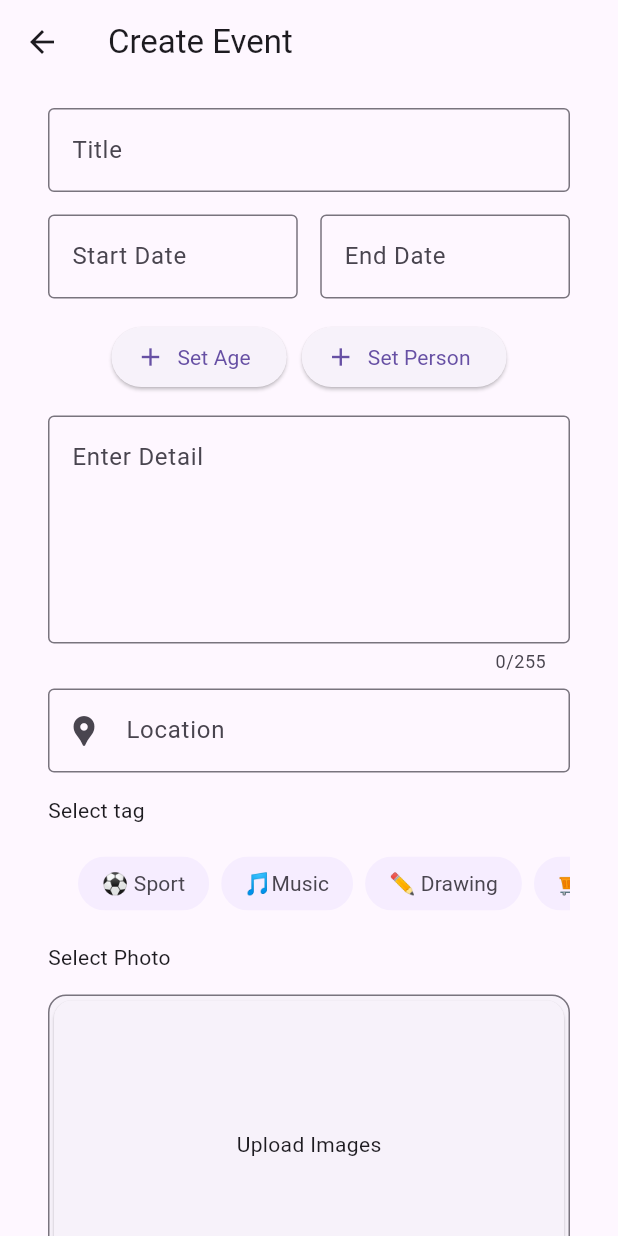
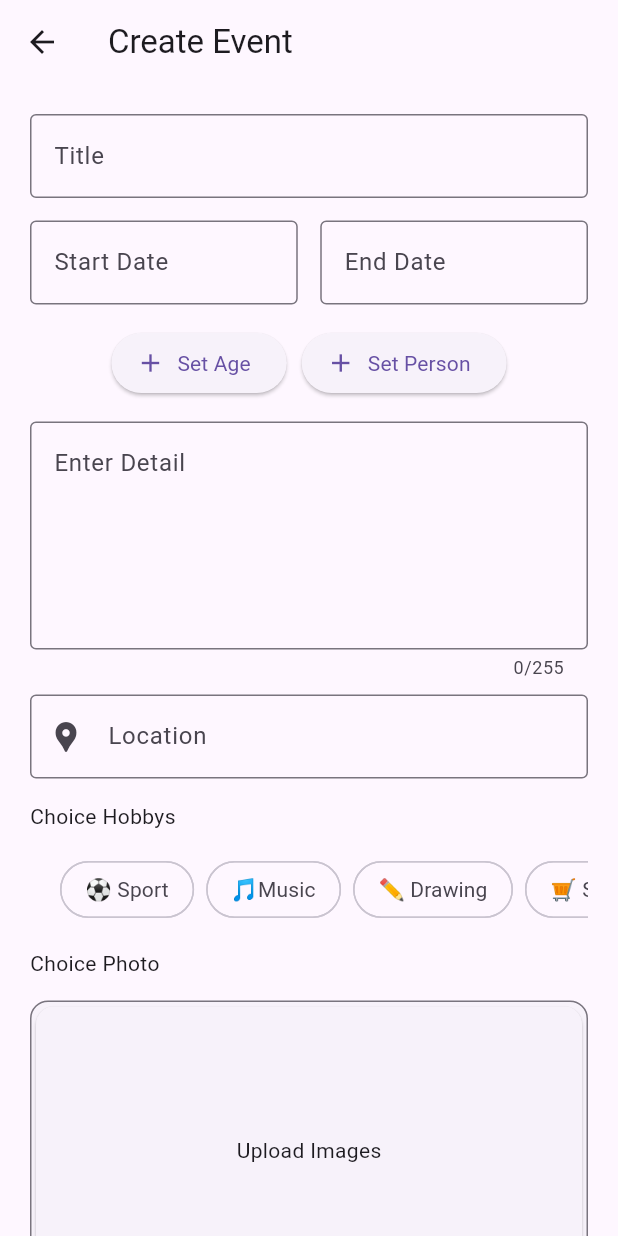
Before and after one commit to Nattapat-is-my-name/TungTee, a Flutter app: the Createevent screen opened directly, on a phone screen of 412 x 824 dp. Run offline on Flutter 3.47's test engine with Material 2 defaults, Android fonts, the phone set to English and light mode, and no system bars; our stand-ins replace cloud_firestore, firebase_auth, firebase_core, flutter_local_notifications, google_sign_in, image_picker; accounts and stored records are empty; network calls fail.

Commit message:
mearge shiti

```diff
--- a/lib/Constants/event_interests.dart
+++ /dev/null
@@ -1,16 +0,0 @@
-const List<String> interests = [
-  '⚽️ Sport',
-  '🎵Music',
-  '✏️ Drawing',
-  '🛒 Shopping',
-  '🎯 Board games',
-  '🍲 Cooking',
-  '📚 Reading',
-  '🎤 Singing',
-  '🌱 Gardening',
-  '🍿 Movies',
-  '🎮 Video games',
-  '✈️ Traveling',
-  '🎣 Fishing',
-  '📸 Photography',
-];
--- a/lib/Pages/auth_control.dart
+++ b/lib/Pages/auth_control.dart
@@ -1,6 +1,9 @@
 import 'package:firebase_auth/firebase_auth.dart';
 import 'package:flutter/material.dart';
+import 'package:tungtee/Pages/home.dart';
+import 'package:tungtee/Pages/homepage.dart';
 import 'package:tungtee/Pages/login.dart';
+import 'package:tungtee/Pages/register.dart';
 import 'package:tungtee/Pages/register_information.dart';
 import 'package:tungtee/Services/user_provider.dart';
 
--- a/lib/Pages/create_event.dart
+++ b/lib/Pages/create_event.dart
@@ -1,3 +1,4 @@
+import 'dart:convert';
 import 'dart:io';
 
 import 'package:firebase_auth/firebase_auth.dart';
@@ -6,14 +7,11 @@ import 'package:flutter/services.dart';
 import 'package:image_picker/image_picker.dart';
 
 import 'package:intl/intl.dart';
-import 'package:tungtee/Constants/event_interests.dart';
 import 'package:tungtee/Models/event_model.dart';
-import 'package:tungtee/Pages/homepage.dart';
-import 'package:tungtee/Widgets/dynamicchip.dart';
-import 'package:tungtee/navigation/bottom_navbar.dart';
 import 'package:tungtee/services/event_provider.dart';
-import 'package:tungtee/services/user_provider.dart';
 import 'package:uuid/uuid.dart';
+import '../widgets/cardevent.dart';
+import '../widgets/dynamicchip.dart';
 // import '../widgets/pick.dart';
 
 class Createevent extends StatefulWidget {
@@ -31,8 +29,19 @@ class _CreateeventState extends State<Createevent> {
   TextEditingController ageM = TextEditingController();
   TextEditingController ageN = TextEditingController();
   TextEditingController title = TextEditingController();
-
-  String selectedTag = "";
+  EventModel event = EventModel(
+      eventId: Uuid().v4(),
+      ownerId: Uuid().v4(),
+      eventTitle: "eventTitle",
+      eventDescription: "eventDescription",
+      maximumPeople: 5,
+      tags: ['1', '2'],
+      ageRestriction: AgeRestrictionModel(minimumAge: 18, maximumAge: 25),
+      dateCreated: DateTime.now(),
+      dateOfEvent: DateOfEventModel(end: DateTime.now(), start: DateTime.now()),
+      location: LocationModel(latitude: 23.212323, longitude: 12.334442),
+      images: [],
+      joinedUsers: []);
 
   File? image;
   Future pickImage() async {
@@ -48,7 +57,7 @@ class _CreateeventState extends State<Createevent> {
 
   @override
   void initState() {
-    dateStart.text = '';
+    dateStart.text = "";
     detail.text = '';
     location.text = '';
     dateEnd.text = '';
@@ -72,23 +81,19 @@ class _CreateeventState extends State<Createevent> {
   bool showWidget = false;
   bool showWidget1 = false;
 
-  final _createEventFormKey = GlobalKey<FormState>();
+  final _formKey = GlobalKey<FormState>();
   @override
   Widget build(BuildContext context) {
-    return GestureDetector(
-      onTap: () {
-        FocusScope.of(context).unfocus();
-      },
-      child: Scaffold(
+    return Scaffold(
       appBar: AppBar(
         title: const Text('Create Event'),
       ),
       body: SingleChildScrollView(
         scrollDirection: Axis.vertical,
         child: Padding(
-            padding: const EdgeInsets.symmetric(horizontal: 32, vertical: 16),
+          padding: const EdgeInsets.all(20),
           child: Form(
-              key: _createEventFormKey,
+            key: _formKey,
             child: Column(
               children: [
                 TextFormField(
@@ -105,7 +110,9 @@ class _CreateeventState extends State<Createevent> {
                     labelText: 'Title',
                   ),
                 ),
-                  const SizedBox(height: 15),
+                const SizedBox(
+                  height: 15,
+                ),
                 Row(
                   mainAxisAlignment: MainAxisAlignment.center,
                   children: [
@@ -130,8 +137,7 @@ class _CreateeventState extends State<Createevent> {
                           onTap: () async {
                             DateTime? pickedDate = await showDatePicker(
                                 context: context,
-                                  initialDate:
-                                      DateTime.now(), //get today's date
+                                initialDate: DateTime.now(), //get today's date
                                 firstDate: DateTime(
                                     2000), //DateTime.now() - not to allow to choose before today.
                                 lastDate: DateTime(2101));
@@ -150,7 +156,9 @@ class _CreateeventState extends State<Createevent> {
                         ),
                       ),
                     ),
-                      const SizedBox(width: 15),
+                    SizedBox(
+                      width: 15,
+                    ),
                     Expanded(
                       child: SizedBox(
                         child: TextFormField(
@@ -172,8 +180,7 @@ class _CreateeventState extends State<Createevent> {
                           onTap: () async {
                             DateTime? pickedDate = await showDatePicker(
                                 context: context,
-                                  initialDate:
-                                      DateTime.now(), //get today's date
+                                initialDate: DateTime.now(), //get today's date
                                 firstDate: DateTime(
                                     2000), //DateTime.now() - not to allow to choose before today.
                                 lastDate: DateTime(2101));
@@ -194,7 +201,9 @@ class _CreateeventState extends State<Createevent> {
                     ),
                   ],
                 ),
-                  const SizedBox(height: 15),
+                const SizedBox(
+                  height: 15,
+                ),
                 Row(
                   mainAxisAlignment: MainAxisAlignment.center,
                   children: [
@@ -204,28 +213,31 @@ class _CreateeventState extends State<Createevent> {
                           showWidget = !showWidget;
                         });
                       },
-                        label: const Text("Set Age"),
-                        icon: const Icon(Icons.add, size: 20),
+                      label: Text("Set Age"),
+                      icon: Icon(Icons.add, size: 20),
                     ),
-                      const SizedBox(width: 10),
+                    SizedBox(
+                      width: 10,
+                    ),
                     ElevatedButton.icon(
                       onPressed: () {
                         setState(() {
                           showWidget1 = !showWidget1;
                         });
                       },
-                        label: const Text("Set Person"),
-                        icon: const Icon(Icons.add, size: 20),
+                      label: Text("Set Person"),
+                      icon: Icon(Icons.add, size: 20),
                     ),
                   ],
                 ),
-                  const SizedBox(height: 15),
+                const SizedBox(
+                  height: 15,
+                ),
                 Column(
                   children: [
                     showWidget
                         ? Padding(
-                              padding: const EdgeInsets.symmetric(
-                                  horizontal: 22, vertical: 0),
+                            padding: const EdgeInsets.fromLTRB(0, 0, 0, 10),
                             child: Column(
                               children: [
                                 TextFormField(
@@ -239,10 +251,9 @@ class _CreateeventState extends State<Createevent> {
                                   decoration: const InputDecoration(
                                     border: OutlineInputBorder(),
                                     hintText: 'Minimum Age',
-                                      labelText: 'Minimum Age',
+                                    labelText: 'Set Minimum Age',
                                   ),
                                 ),
-                                  const SizedBox(height: 16),
                                 TextFormField(
                                   validator: (value) {
                                     if (value == null || value.isEmpty) {
@@ -254,10 +265,9 @@ class _CreateeventState extends State<Createevent> {
                                   decoration: const InputDecoration(
                                     border: OutlineInputBorder(),
                                     hintText: 'Max Age',
-                                      labelText: 'Max Age',
+                                    labelText: 'Set Max Age',
                                   ),
                                 ),
-                                  const SizedBox(height: 16)
                               ],
                             ),
                           )
@@ -267,11 +277,7 @@ class _CreateeventState extends State<Createevent> {
                 Column(
                   children: [
                     showWidget1
-                          ? Column(
-                              crossAxisAlignment: CrossAxisAlignment.start,
-                              children: [
-                                const Text('Number of People'),
-                                RangeSlider(
+                        ? RangeSlider(
                             min: 1,
                             max: 20,
                             divisions: 20,
@@ -286,8 +292,6 @@ class _CreateeventState extends State<Createevent> {
                                 _endValue = values.end;
                               });
                             },
-                                ),
-                              ],
                           )
                         : Container(),
                   ],
@@ -306,7 +310,9 @@ class _CreateeventState extends State<Createevent> {
                   decoration: const InputDecoration(
                       hintText: "Enter Detail", border: OutlineInputBorder()),
                 ),
-                  const SizedBox(height: 10),
+                const SizedBox(
+                  height: 10,
+                ),
                 TextFormField(
                   validator: (value) {
                     if (value == null || value.isEmpty) {
@@ -321,57 +327,37 @@ class _CreateeventState extends State<Createevent> {
                       labelText: 'Location',
                       prefixIcon: Icon(Icons.location_pin)),
                 ),
-                  const SizedBox(height: 15),
+                const SizedBox(
+                  height: 15,
+                ),
                 Column(
                   crossAxisAlignment: CrossAxisAlignment.start,
                   children: [
-                      const Text("Select tag"),
-                      const SizedBox(height: 15),
+                    const Text("Choice Hobbys"),
+                    const SizedBox(
+                      height: 15,
+                    ),
                     SingleChildScrollView(
                       scrollDirection: Axis.horizontal,
                       child: Row(
                         mainAxisAlignment: MainAxisAlignment.spaceAround,
-                          children: [
-                            Padding(
-                              padding: const EdgeInsets.fromLTRB(20, 0, 20, 0),
-                              child: Wrap(
-                                spacing: 8.0,
-                                children: interests.map((interest) {
-                                  return FilterChip(
-                                    showCheckmark: false,
-                                    label: Text(interest),
-                                    selected: selectedTag == interest,
-                                    onSelected: (bool? value) {
-                                      setState(() {
-                                        selectedTag = interest;
-                                      });
-                                    },
-                                    backgroundColor:
-                                        const Color.fromRGBO(246, 237, 255, 1),
-                                    shape: const StadiumBorder(),
-                                    side: selectedTag == interest
-                                        ? const BorderSide(
-                                            width: 1.0,
-                                            color:
-                                                Color.fromRGBO(103, 80, 164, 1))
-                                        : BorderSide.none,
-                                  );
-                                }).toList(),
+                        children: [dynamicChip()],
                       ),
                     )
                   ],
                 ),
-                      )
-                    ],
+                const SizedBox(
+                  height: 15,
                 ),
-                  const SizedBox(height: 15),
                 Column(
                   crossAxisAlignment: CrossAxisAlignment.start,
                   children: [
-                      const Text("Select Photo"),
-                      const SizedBox(height: 15),
+                    const Text("Choice Photo"),
+                    const SizedBox(
+                      height: 15,
+                    ),
                     Card(
-                        margin: const EdgeInsets.all(0),
+                      margin: EdgeInsets.all(0),
                       elevation: 0,
                       shape: RoundedRectangleBorder(
                         side: BorderSide(
@@ -417,30 +403,20 @@ class _CreateeventState extends State<Createevent> {
                     ),
                   ],
                 ),
-                  const SizedBox(height: 16),
-                  Row(
-                    mainAxisAlignment: MainAxisAlignment.center,
-                    children: [
-                      OutlinedButton(
-                          onPressed: () {
-                            // setState(() {});
-                            Navigator.pop(context);
-                          },
-                          child: const Text('Cancel')),
-                      const SizedBox(width: 16),
-                      FilledButton(
+                ElevatedButton(
                   onPressed: () async {
-                          if (_createEventFormKey.currentState!.validate()) {
-                            final newEventId = const Uuid().v4();
-                            await EventProvider().createEvent(
-                              EventModel(
-                                  eventId: newEventId,
+                    // Validate returns true if the form is valid, or false otherwise.
+                    if (_formKey.currentState!.validate()) {
+                      // If the form is valid, display a snackbar. In the real world,
+                      // you'd often call a server or save the information in a database.
+
+                      await EventProvider().createEvent(EventModel(
+                          eventId: Uuid().v4(),
                           ownerId: user.uid,
                           eventTitle: title.text,
                           eventDescription: detail.text,
                           maximumPeople: _endValue.toInt(),
-                                  minimumPeople: _startValue.toInt(),
-                                  tag: selectedTag,
+                          tags: [],
                           ageRestriction: AgeRestrictionModel(
                               minimumAge: int.parse(ageN.text),
                               maximumAge: int.parse(ageM.text)),
@@ -448,28 +424,19 @@ class _CreateeventState extends State<Createevent> {
                           dateOfEvent: DateOfEventModel(
                               end: DateTime.parse(dateStart.text),
                               start: DateTime.parse(dateEnd.text)),
-                                  location: location.text,
-                                  image: [],
-                                  joinedUsers: [user.uid]),
-                            );
-
-                            UserProvider().joinEvent(newEventId, user.uid);
+                          location: LocationModel(
+                              latitude: 23.212323, longitude: 12.334442),
+                          images: [],
+                          joinedUsers: [user.uid]));
 
                       if (context.mounted) {
-                              Navigator.push(
-                                  context,
-                                  MaterialPageRoute(
-                                      builder: (context) =>
-                                          const Bottomnavbar()));
+                        Navigator.pop(context);
                       }
                     }
                   },
-                        child: const Text('Create Event'),
+                  child: const Text('Submit'),
                 ),
               ],
-                  ),
-                ],
-              ),
             ),
           ),
         ),
--- a/lib/Pages/login.dart
+++ b/lib/Pages/login.dart
@@ -117,7 +117,8 @@ class _LoginPageState extends State<LoginPage> {
                     ],
                   ),
                 ],
-              )),
+              )
+              ),
             ],
           ),
         ),
--- a/lib/Widgets/cardevent.dart
+++ b/lib/Widgets/cardevent.dart
@@ -113,7 +113,6 @@ class CardLayout extends StatelessWidget {
   @override
   Widget build(BuildContext context) {
     return Card(
-      elevation: 4,
       clipBehavior: Clip.antiAliasWithSaveLayer,
       child: SizedBox(
         height: 100,
--- a/lib/Widgets/dynamicchip.dart
+++ b/lib/Widgets/dynamicchip.dart
@@ -1,15 +1,32 @@
 import 'package:flutter/material.dart';
-import 'package:tungtee/Constants/event_interests.dart';
 
-class DynamicChip extends StatefulWidget {
-  const DynamicChip({super.key});
+final List<String> _Hobby = [
+  '⚽️ Sport',
+  '🎵Music',
+  '✏️ Drawing',
+  '🛒 Shopping',
+  '🎯 Board games',
+  '🍲 Cooking',
+  '📚 Reading',
+  '🎤 Singing',
+  '🌱 Gardening',
+  '🍿 Movies',
+  '🎮 Video games',
+  '✈️ Traveling',
+  '🎣 Fishing',
+  '📸 Photography',
+];
+
+class dynamicChip extends StatefulWidget {
+  const dynamicChip({super.key});
 
   @override
-  State<DynamicChip> createState() => _DynamicChipState();
+  State<dynamicChip> createState() => _dynamicChipState();
 }
 
-class _DynamicChipState extends State<DynamicChip> {
-  final List<String> selectedInterests = [];
+class _dynamicChipState extends State<dynamicChip> {
+  bool favorite = false;
+  final List<String> _filters = <String>[];
 
   @override
   Widget build(BuildContext context) {
@@ -17,26 +34,27 @@ class _DynamicChipState extends State<DynamicChip> {
       padding: const EdgeInsets.fromLTRB(20, 0, 20, 0),
       child: Wrap(
         spacing: 8.0,
-        children: interests.map((interest) {
+        children: _Hobby.map((_Hobby) {
           return FilterChip(
+            shape:
+                RoundedRectangleBorder(borderRadius: BorderRadius.circular(20)),
+            label: Text(_Hobby),
+            selected: _filters.contains(_Hobby),
+            selectedColor: Colors.deepPurple[100],
             showCheckmark: false,
-            label: Text(interest),
-            selected: selectedInterests.contains(interest),
-            onSelected: (bool? value) {
+            onSelected: (bool value) {
               setState(() {
-                if (selectedInterests.contains(interest)) {
-                  selectedInterests.remove(interest);
+                if (value) {
+                  if (!_filters.contains(_Hobby)) {
+                    _filters.add(_Hobby);
+                  }
                 } else {
-                  selectedInterests.add(interest);
+                  _filters.removeWhere((String name) {
+                    return name == _Hobby;
+                  });
                 }
               });
             },
-            backgroundColor: const Color.fromRGBO(246, 237, 255, 1),
-            shape: const StadiumBorder(),
-            side: selectedInterests.contains(interest)
-                ? const BorderSide(
-                    width: 1.0, color: Color.fromRGBO(103, 80, 164, 1))
-                : BorderSide.none,
           );
         }).toList(),
       ),
--- a/lib/models/event_model.dart
+++ b/lib/models/event_model.dart
@@ -5,13 +5,12 @@ class EventModel {
   final String eventTitle; // max 30 char and can't be empty
   final String eventDescription; // max 255 char can be empty
   final int maximumPeople; // max 20
-  final int minimumPeople; // ADD min 2
-  final String tag; // CHANGE only one tag for 1 event
+  final List<String> tags; // max 10 // need to change in doc
   final AgeRestrictionModel ageRestriction;
   final DateTime dateCreated;
   final DateOfEventModel dateOfEvent;
-  final String location; // CHANGE let user types the location directly
-  final List<int> image; // CHANGE Array of bytes
+  final LocationModel location;
+  final List<String> images; // Array of Base64 String
   final List<String> joinedUsers; // list of userId String
 
   EventModel({
@@ -20,13 +19,12 @@ class EventModel {
     required this.eventTitle,
     required this.eventDescription,
     required this.maximumPeople,
-    required this.minimumPeople,
-    required this.tag,
+    required this.tags,
     required this.ageRestriction,
     required this.dateCreated,
     required this.dateOfEvent,
     required this.location,
-    required this.image,
+    required this.images,
     required this.joinedUsers,
   });
 
@@ -37,13 +35,12 @@ class EventModel {
       'eventTitle': eventTitle,
       'eventDescription': eventDescription,
       'maximumPeople': maximumPeople,
-      'minimumPeople': minimumPeople,
-      'tag': tag,
+      'tags': tags,
       'ageRestriction': ageRestriction.toJSON(),
       'dateCreated': dateCreated.toIso8601String(),
       'dateOfEvent': dateOfEvent.toJSON(),
-      'location': location,
-      'image': image,
+      'location': location.toJSON(),
+      'images': images,
       'joinedUsers': joinedUsers,
     };
   }
@@ -54,15 +51,14 @@ class EventModel {
     final String eventTitle = json['eventTitle'];
     final String eventDescription = json['eventDescription'];
     final int maximumPeople = json['maximumPeople'];
-    final int minimumPeople = json['minimumPeople'];
-    final String tag = json['tag'];
+    final List<String> tags = List<String>.from(json['tags']);
     final AgeRestrictionModel ageRestriction =
         AgeRestrictionModel.fromJSON(json['ageRestriction']);
     final DateTime dateCreated = DateTime.parse(json['dateCreated']);
     final DateOfEventModel dateOfEvent =
         DateOfEventModel.fromJSON(json['dateOfEvent']);
-    final String location = json['location'];
-    final List<int> image = List<int>.from(json['image']);
+    final LocationModel location = LocationModel.fromJSON(json['location']);
+    final List<String> images = List<String>.from(json['images']);
     final List<String> joinedUsers = List<String>.from(json['joinedUsers']);
 
     return EventModel(
@@ -71,20 +67,19 @@ class EventModel {
       eventTitle: eventTitle,
       eventDescription: eventDescription,
       maximumPeople: maximumPeople,
-      minimumPeople: minimumPeople,
-      tag: tag,
+      tags: tags,
       ageRestriction: ageRestriction,
       dateCreated: dateCreated,
       dateOfEvent: dateOfEvent,
       location: location,
-      image: image,
+      images: images,
       joinedUsers: joinedUsers,
     );
   }
 
   @override
   String toString() {
-    return 'EventModel{eventId: $eventId, ownerId: $ownerId, eventTitle: $eventTitle, eventDescription: $eventDescription, maximumPeople: $maximumPeople, minimumPeople: $minimumPeople, tag: $tag, ageRestriction: $ageRestriction, dateCreated: $dateCreated, dateOfEvent: $dateOfEvent, location: $location, image: $image, joinedUsers: $joinedUsers}';
+    return 'EventModel{eventId: $eventId, ownerId: $ownerId, eventTitle: $eventTitle, eventDescription: $eventDescription, maximumPeople: $maximumPeople, tags: $tags, ageRestriction: $ageRestriction, dateCreated: $dateCreated, dateOfEvent: $dateOfEvent, location: $location, images: $images, joinedUsers: $joinedUsers}';
     // return 'EventModel{ownerId: $ownerId, eventTitle: $eventTitle, eventDescription: $eventDescription, maximumPeople: $maximumPeople, tags: $tags, ageRestriction: $ageRestriction, dateCreated: $dateCreated, dateOfEvent: $dateOfEvent, location: $location, images: $images, joinedUsers: $joinedUsers}';
   }
 }
@@ -144,3 +139,31 @@ class DateOfEventModel {
     return 'DateOfEventModel{start: $start, end: $end}';
   }
 }
+
+class LocationModel {
+  final double latitude;
+  final double longitude;
+
+  LocationModel({
+    required this.latitude,
+    required this.longitude,
+  });
+
+  Map<String, dynamic> toJSON() {
+    return {
+      'latitude': latitude,
+      'longitude': longitude,
+    };
+  }
+
+  factory LocationModel.fromJSON(Map<String, dynamic> json) {
+    return LocationModel(
+      latitude: json['latitude'] ?? 0.0,
+      longitude: json['longitude'] ?? 0.0,
+    );
+  }
+  @override
+  String toString() {
+    return 'LocationModel{latitude: $latitude, longitude: $longitude}';
+  }
+}
--- a/lib/navigation/bottom_navbar.dart
+++ b/lib/navigation/bottom_navbar.dart
@@ -37,9 +37,6 @@ class _TabbarState extends State<Bottomnavbar> {
   @override
   Widget build(BuildContext context) {
     return Scaffold(
-      body: Center(
-        child: screens.elementAt(_selectedIndex),
-      ),
       bottomNavigationBar: BottomNavigationBar(
         items: <BottomNavigationBarItem>[
           const BottomNavigationBarItem(
@@ -77,6 +74,9 @@ class _TabbarState extends State<Bottomnavbar> {
         selectedItemColor: Theme.of(context).colorScheme.primary,
         onTap: _onItemTapped,
       ),
+      body: Center(
+        child: screens.elementAt(_selectedIndex),
+      ),
     );
   }
 }
```
Also changed, not shown: lib/Pages/home.dart (added, +64 -0 lines), lib/Pages/homepage.dart (+14 -71 lines), lib/Pages/my_event.dart (+33 -3 lines), lib/Pages/persona.dart (+20 -6 lines), lib/services/event_provider.dart (+8 -4 lines), 1 other file. Lines whose indentation alone changed are shown as unchanged.
